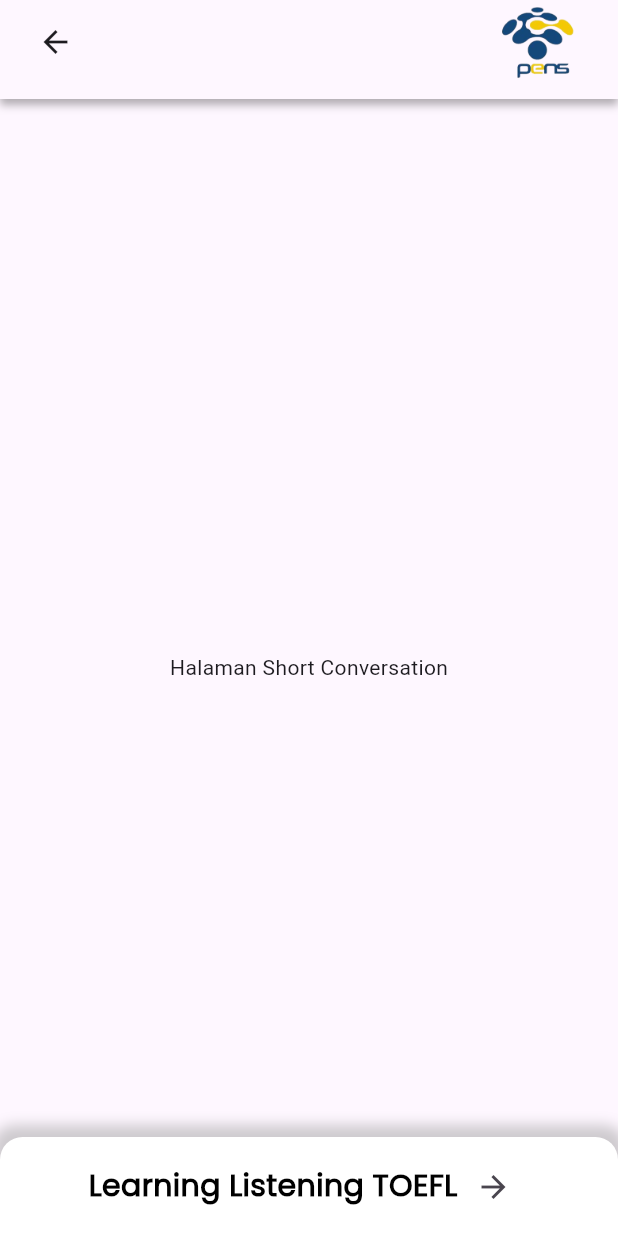
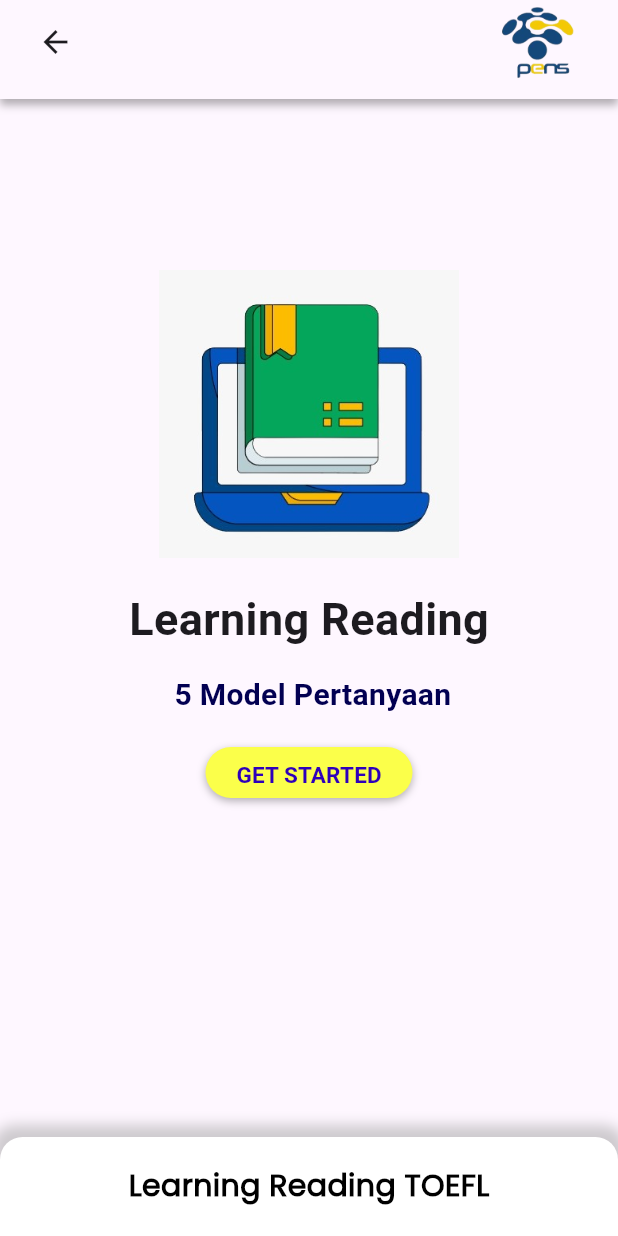
Before and after one commit to Tech-Warriors-of-Sumenep/test-toefl-mobile, a Flutter app: the screen it shows after launch, on a phone screen of 412 x 824 dp. Run offline on Flutter 3.47's test engine with Material 3 defaults, Android fonts, the phone set to English and light mode, and no system bars.

Commit message:
learning reading homepage & model

```diff
--- a/lib/main.dart
+++ b/lib/main.dart
@@ -1,5 +1,6 @@
 import 'package:flutter/material.dart';
 import 'package:toefl_app/pages/learning_listening.dart/contoh_soal.dart/short_conversation.dart';
+import 'package:toefl_app/pages/learning_reading.dart/home_learning_reading.dart';
 import 'package:toefl_app/pages/test_grammar/home_test_grammar.dart';
 
 void main() {
@@ -18,7 +19,6 @@
           colorScheme: ColorScheme.fromSeed(seedColor: Colors.deepPurple),
           useMaterial3: true,
         ),
-      home: const ShortConversationPages(),
-    );
+        home: const HomeLearningReadingPages());
   }
 }
--- /dev/null
+++ b/lib/pages/learning_reading.dart/home_learning_reading.dart
@@ -0,0 +1,195 @@
+import 'package:flutter/material.dart';
+import 'model_learning_reading.dart';
+
+class HomeLearningReadingPages extends StatefulWidget {
+  const HomeLearningReadingPages({Key? key}) : super(key: key);
+
+  @override
+  State<HomeLearningReadingPages> createState() =>
+      _HomeLearningReadingPagesState();
+}
+
+class _HomeLearningReadingPagesState extends State<HomeLearningReadingPages> {
+  @override
+  Widget build(BuildContext context) {
+    return Scaffold(
+      appBar: PreferredSize(
+        preferredSize: const Size.fromHeight(kToolbarHeight + 10),
+        child: Container(
+          decoration: BoxDecoration(
+            boxShadow: [
+              BoxShadow(
+                color: Colors.black.withOpacity(0.3),
+                spreadRadius: 0,
+                blurRadius: 4,
+                offset: const Offset(0, 4),
+              ),
+            ],
+          ),
+          child: AppBar(
+            leading: Padding(
+              padding: const EdgeInsets.only(left: 17.0),
+              child: IconButton(
+                icon: const Icon(
+                  Icons.arrow_back,
+                ),
+                onPressed: () {
+                  Navigator.of(context).pop();
+                },
+              ),
+            ),
+            actions: [
+              Padding(
+                padding: const EdgeInsets.only(right: 27.0),
+                child: Image.asset(
+                  'images/pens_remBG.png',
+                  height: 50,
+                ),
+              ),
+            ],
+          ),
+        ),
+      ),
+      body: Stack(
+        children: [
+          Padding(
+            padding: EdgeInsets.symmetric(vertical: 10),
+            child: Column(
+              mainAxisAlignment: MainAxisAlignment.center,
+              children: [
+                Expanded(
+                  child: LearningReadingPage(),
+                ),
+              ],
+            ),
+          ),
+          Positioned(
+            left: 0,
+            right: 0,
+            bottom: 0,
+            child: Container(
+              decoration: BoxDecoration(
+                color: Colors.white,
+                borderRadius: const BorderRadius.only(
+                  topLeft: Radius.circular(15),
+                  topRight: Radius.circular(15),
+                ),
+                boxShadow: [
+                  BoxShadow(
+                    color: Colors.grey.withOpacity(0.5),
+                    spreadRadius: 5,
+                    blurRadius: 7,
+                    offset: const Offset(0, -3),
+                  ),
+                ],
+              ),
+              height: kToolbarHeight + 10,
+              child: Row(
+                mainAxisAlignment: MainAxisAlignment.center,
+                children: [
+                  const Text(
+                    'Learning Reading TOEFL',
+                    style: TextStyle(
+                      color: Colors.black,
+                      fontSize: 20,
+                      fontFamily: 'Poppins',
+                      fontWeight: FontWeight.bold,
+                    ),
+                  ),
+                ],
+              ),
+            ),
+          ),
+        ],
+      ),
+    );
+  }
+}
+
+class LearningReadingPage extends StatelessWidget {
+  const LearningReadingPage({Key? key}) : super(key: key);
+
+  @override
+  Widget build(BuildContext context) {
+    return Padding(
+      padding: const EdgeInsets.symmetric(horizontal: 20),
+      child: Column(
+        crossAxisAlignment: CrossAxisAlignment.center,
+        children: [
+          SizedBox(height: 100), // Space di atas gambar
+          Image.asset(
+            'images/learning_reading.jpg',
+            width: 200,
+            height: 200,
+          ),
+          Padding(
+            padding: const EdgeInsets.only(
+                top: 15,
+                bottom: 15), // Menambahkan space antara gambar dan teks
+            child: const Text(
+              'Learning Reading',
+              style: TextStyle(
+                fontSize: 30,
+                fontWeight: FontWeight.bold,
+              ),
+            ),
+          ),
+          Padding(
+            padding: const EdgeInsets.only(bottom: 20),
+            child: Row(
+              mainAxisAlignment: MainAxisAlignment.center,
+              children: [
+                const SizedBox(width: 5),
+                Text(
+                  '5 Model Pertanyaan',
+                  style: TextStyle(
+                    fontSize: 20,
+                    fontWeight: FontWeight.bold,
+                    color: const Color(0xFF020052),
+                  ),
+                ),
+              ],
+            ),
+          ),
+          Container(
+            width: 138,
+            height: 34,
+            decoration: BoxDecoration(
+              borderRadius: BorderRadius.circular(20),
+              color: const Color(0xFFFBFF4A),
+              boxShadow: [
+                BoxShadow(
+                  color: Colors.black.withOpacity(0.3),
+                  spreadRadius: 0,
+                  blurRadius: 4,
+                  offset: const Offset(
+                    0,
+                    2,
+                  ),
+                ),
+              ],
+            ),
+            child: TextButton(
+              onPressed: () {
+                Navigator.push(
+                  context,
+                  MaterialPageRoute(
+                      builder: (context) =>
+                          ModelLearningReadingPages()), // Pindah ke ModelLearningReadingPages
+                );
+              },
+              child: const Text(
+                'GET STARTED',
+                style: TextStyle(
+                  fontSize: 15,
+                  fontWeight: FontWeight.bold,
+                  color: const Color(0xFF2E00BA),
+                ),
+              ),
+            ),
+          ),
+        ],
+      ),
+    );
+  }
+}
```
Also changed, not shown: lib/pages/learning_reading.dart/model_learning_reading.dart (added, +233 -0 lines), images/learning_reading.jpg (added). Lines whose indentation alone changed are shown as unchanged.
